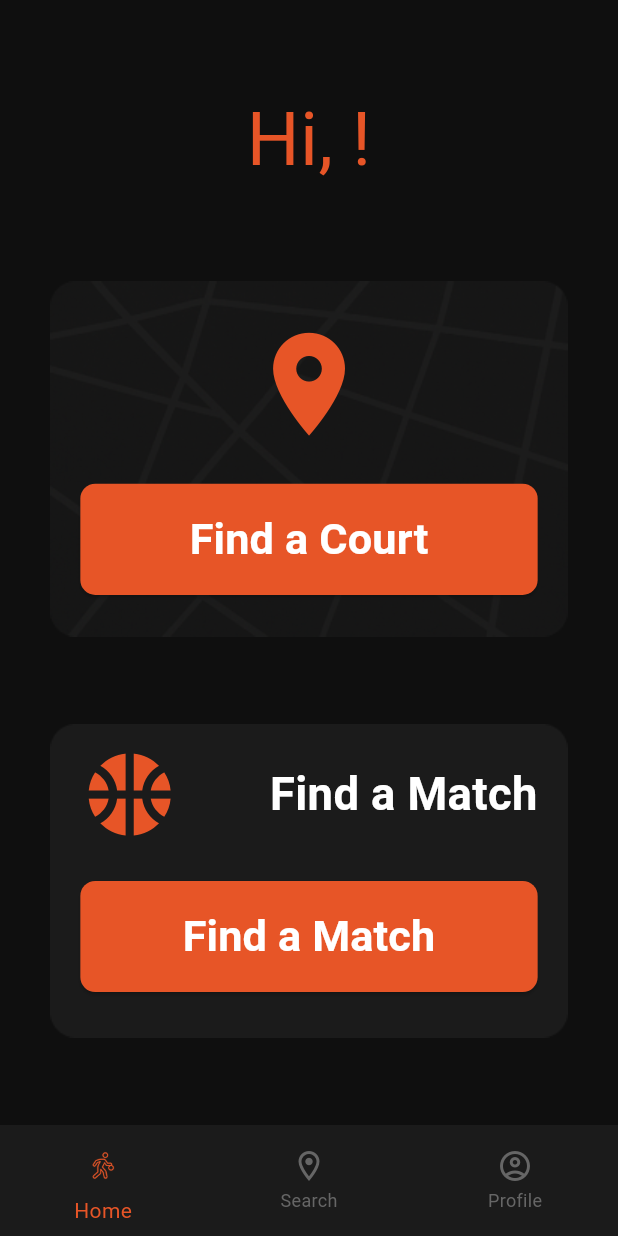
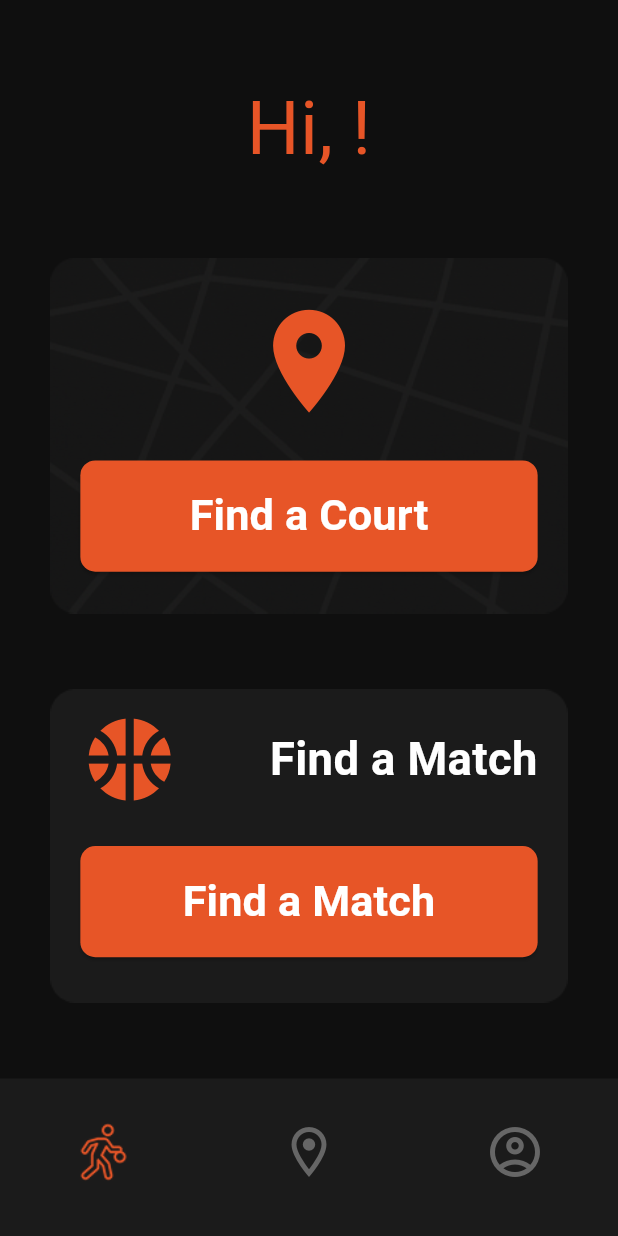
Before and after one commit to FreeOnur/BallerApp, a Flutter app: the screen it shows once a user with an empty profile is signed in, on a phone screen of 412 x 824 dp. Run offline on Flutter 3.47's test engine with Material 3 defaults, Android fonts, the phone set to English and light mode, and no system bars; our stand-ins replace image_picker, supabase_flutter; missing offline and left inert: dart:ffi; accounts and stored records are empty; statements that could not run were skipped; project files that could hold a hidden picture were left out.

Commit message:
Refactor BottomNavigationBar items and update icon scaling

```diff
--- a/baller_app/lib/widgets/bars/bottom_navigation_bars/bottom_navigation_bar_1.dart
+++ b/baller_app/lib/widgets/bars/bottom_navigation_bars/bottom_navigation_bar_1.dart
@@ -9,21 +9,27 @@ class btmNavigationBar extends StatelessWidget {
       backgroundColor: const Color.fromARGB(255, 27, 27, 27),
       selectedItemColor: const Color.fromRGBO(231, 85, 39, 100),
       unselectedItemColor: const Color.fromARGB(255, 102, 102, 102),
-      items: const <BottomNavigationBarItem>[
+      showSelectedLabels: false,
+      showUnselectedLabels: false,
+      iconSize: 40,
+      items: <BottomNavigationBarItem>[
         BottomNavigationBarItem(
-          icon: ImageIcon(
-            AssetImage('assets/icons/Basketball_Player.png'),
-            size: 40,
+          icon: Transform.scale(
+            scale: 1.2,
+            child: ImageIcon(
+              AssetImage('assets/icons/Basketball_Player.png'),
+              size: 70,
+            ),
           ),
-          label: 'Home',
+          label: '',
         ),
         BottomNavigationBarItem(
           icon: Icon(Icons.location_on_outlined),
-          label: 'Search',
+          label: '',
         ),
         BottomNavigationBarItem(
           icon: Icon(Icons.account_circle_outlined),
-          label: 'Profile',
+          label: '',
         ),
       ],
     );
```
